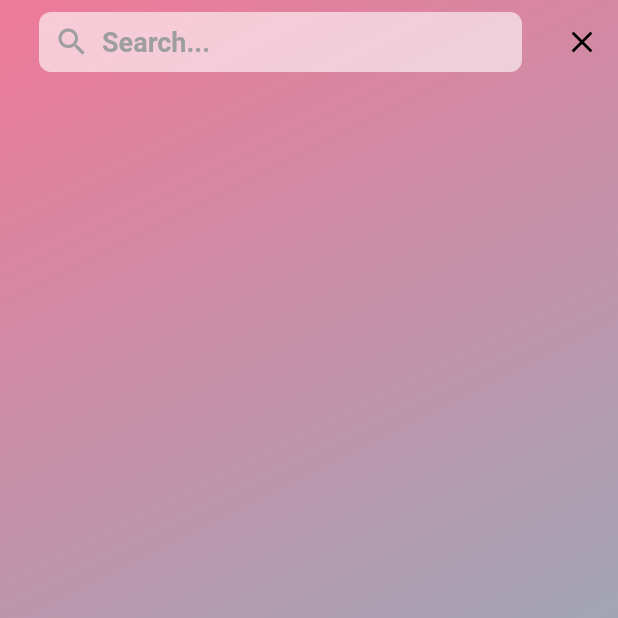
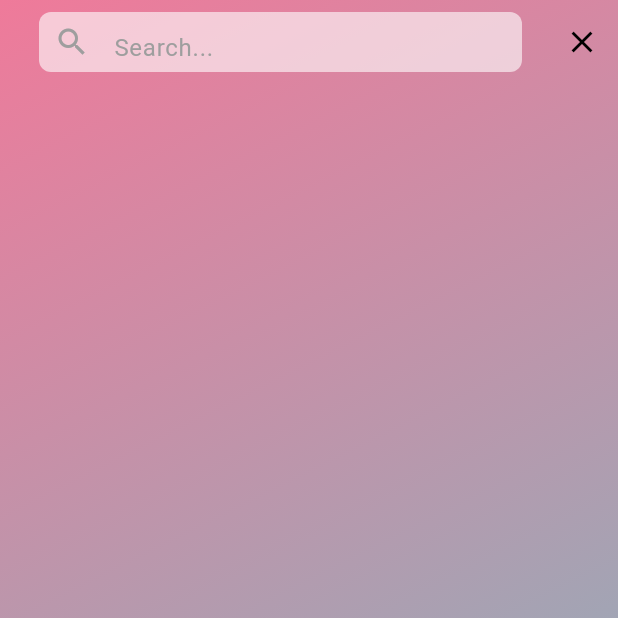
Before and after one commit to Mredul10/Medicine_Reminder_App, a Flutter app: the screen it shows after launch, after a tap on the "search" icon, on a phone screen of 412 x 824 dp, the top half of it. Run offline on Flutter 3.47's test engine with Material 3 defaults, Android fonts, the phone set to English and light mode, and no system bars; our stand-ins replace sqflite; accounts and stored records are empty.

Commit message:
add searrchbar

```diff
--- a/lib/screens/home_screen.dart
+++ b/lib/screens/home_screen.dart
@@ -17,6 +17,7 @@ class _HomeScreenState extends State<HomeScreen> {
   List<Medicine> meds = [];
   bool loading = true;
   bool _showSearch = false; // for showing search bar
+  final TextEditingController _searchController = TextEditingController();
 
   @override
   void initState() {
@@ -27,6 +28,16 @@ class _HomeScreenState extends State<HomeScreen> {
   Future<void> _load() async {
     setState(() => loading = true);
     meds = await db.getAllMedicines();
+    setState(() => loading = false);
+  }
+
+  Future<void> _search(String query) async {
+    setState(() => loading = true);
+    if (query.isEmpty) {
+      meds = await db.getAllMedicines();
+    } else {
+      meds = await db.searchMedicinesMatchesFirst(query);
+    }
     setState(() => loading = false);
   }
 
@@ -77,22 +88,24 @@ appBar: PreferredSize(
                       borderRadius: BorderRadius.circular(8),
                     ),
                     padding: EdgeInsets.symmetric(horizontal: 10),
-              child: Row(
-                children: [
-                  Icon(Icons.search, color: Colors.grey),
-                  SizedBox(width: 8),
-                  Text(
-                    "Search...",
-                    style: TextStyle(color: Colors.grey),
+                    child: TextField(
+                      controller: _searchController,
+                      onChanged: _search,
+                      style: TextStyle(color: Colors.black),
+                      decoration: InputDecoration(
+                        icon: Icon(Icons.search, color: Colors.grey),
+                        hintText: "Search...",
+                        hintStyle: TextStyle(color: Colors.grey),
+                        border: InputBorder.none,
                       ),
-                ],
                     ),
                   )
                 : Column(
                     crossAxisAlignment: CrossAxisAlignment.start,
                     children: [
                       Text('Hey,',
-                    style: TextStyle(fontSize: 15, color: Colors.white70)),
+                          style:
+                              TextStyle(fontSize: 15, color: Colors.white70)),
                       Text('Mredul 👋',
                           style: TextStyle(fontWeight: FontWeight.bold))
                     ],
@@ -102,6 +115,10 @@ appBar: PreferredSize(
                 onPressed: () {
                   setState(() {
                     _showSearch = !_showSearch;
+                    if (!_showSearch) {
+                      _searchController.clear();
+                      _load();
+                    }
                   });
                 },
                 icon: Icon(
@@ -113,7 +130,6 @@ appBar: PreferredSize(
           ),
         ),
       ),
-
       body: Container(
         decoration: BoxDecoration(
           gradient: LinearGradient(
```
Also changed, not shown: lib/db/database_helper.dart (+23 -0 lines). Lines whose indentation alone changed are shown as unchanged.
